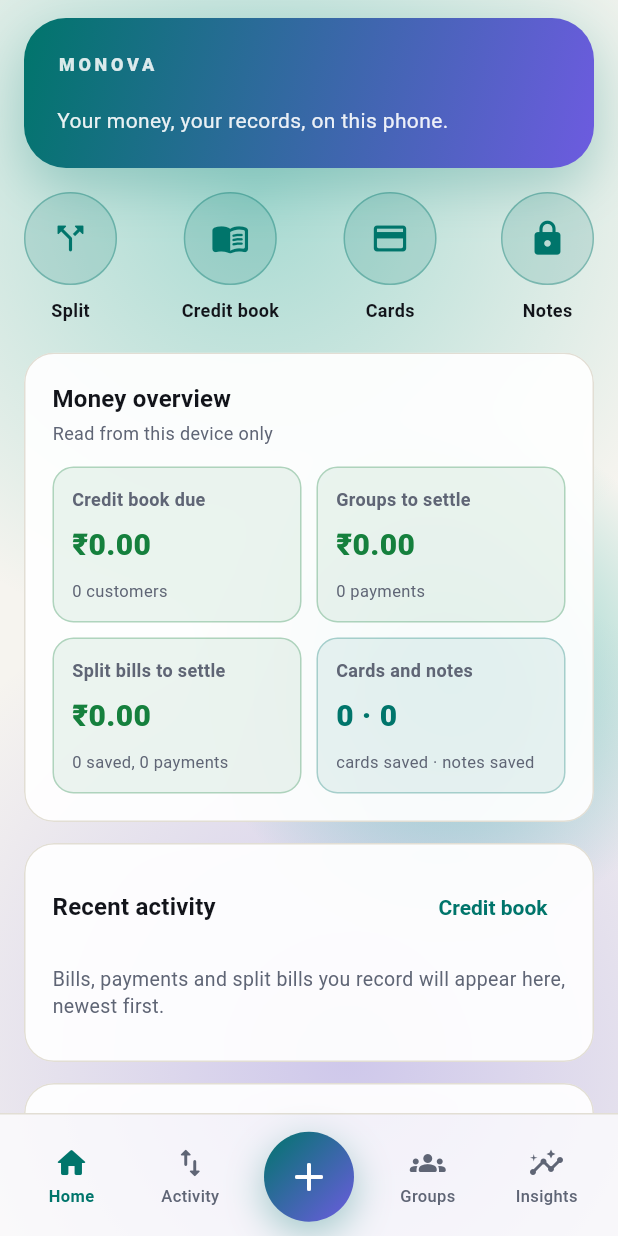
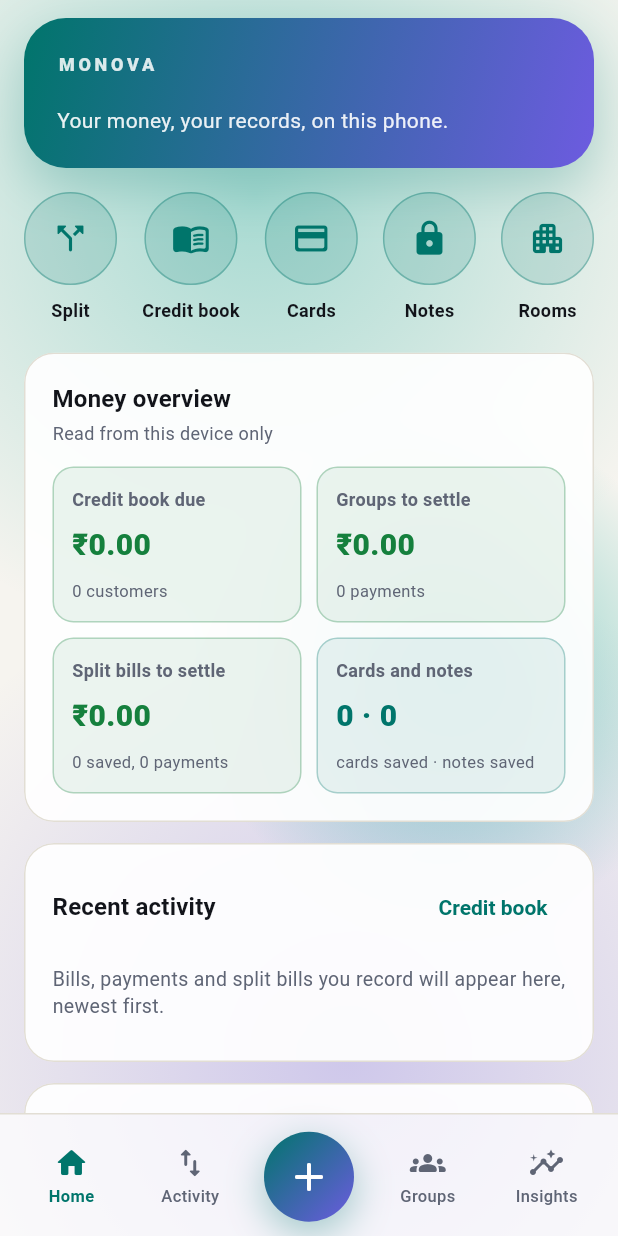
Before and after one commit to kakunurisatyanarayana-hash/monova, a Flutter app: the screen it shows after launch, on a phone screen of 412 x 824 dp. Run offline on Flutter 3.47's test engine with Material 3 defaults, Android fonts, the phone set to English and light mode, and no system bars; our stand-ins replace dio, fl_chart, flutter_contacts, flutter_riverpod, flutter_secure_storage, go_router and 4 more; missing offline and left inert: cryptography, dart:js_interop, google_mlkit_text_recognition; accounts and stored records are empty.

Commit message:
Show Property and rooms on Home and in the sidebar
It was only reachable through All services, so it was easy to miss.

Co-Authored-By: Claude Haiku 5.5 <noreply@anthropic.com>

```diff
--- a/mobile/lib/features/home/home_screen.dart
+++ b/mobile/lib/features/home/home_screen.dart
@@ -107,6 +107,7 @@ class HomeScreen extends ConsumerWidget {
                   ActionChip(label: const Text('Lending & borrowing'), onPressed: () => context.push('/lending')),
                   ActionChip(label: const Text('Loans & EMI'), onPressed: () => context.push('/loans')),
                   ActionChip(label: const Text('Savings goals'), onPressed: () => context.push('/planning')),
+                  ActionChip(label: const Text('Property and rooms'), onPressed: () => context.push('/property')),
                   ActionChip(label: const Text('Calculators & bill split'), onPressed: () => context.push('/tools')),
                   ActionChip(label: const Text('All services'), onPressed: () => context.push('/services')),
                 ],
@@ -606,6 +607,7 @@ class _QuickActions extends StatelessWidget {
         _ActionCircle(icon: Icons.menu_book_rounded, label: 'Credit book', onTap: () => context.push('/ledger')),
         _ActionCircle(icon: Icons.credit_card_rounded, label: 'Cards', onTap: () => context.push('/saved-cards')),
         _ActionCircle(icon: Icons.lock_rounded, label: 'Notes', onTap: () => context.push('/vault')),
+        _ActionCircle(icon: Icons.apartment_rounded, label: 'Rooms', onTap: () => context.push('/property')),
       ],
     );
   }
--- a/mobile/lib/features/shell/main_shell.dart
+++ b/mobile/lib/features/shell/main_shell.dart
@@ -37,6 +37,7 @@ class MainShell extends ConsumerWidget {
       _SidebarItem(tr('nav_budgets'), Icons.savings_rounded, '/planning'),
       _SidebarItem(tr('nav_recurring'), Icons.repeat_rounded, '/recurring'),
       _SidebarItem(tr('nav_groups'), Icons.groups_rounded, '/groups'),
+      _SidebarItem('Property and rooms', Icons.apartment_rounded, '/property'),
     ]),
     _SidebarSection(tr('section_tools'), [
       _SidebarItem(tr('nav_all_services'), Icons.grid_view_rounded, '/services'),
```
